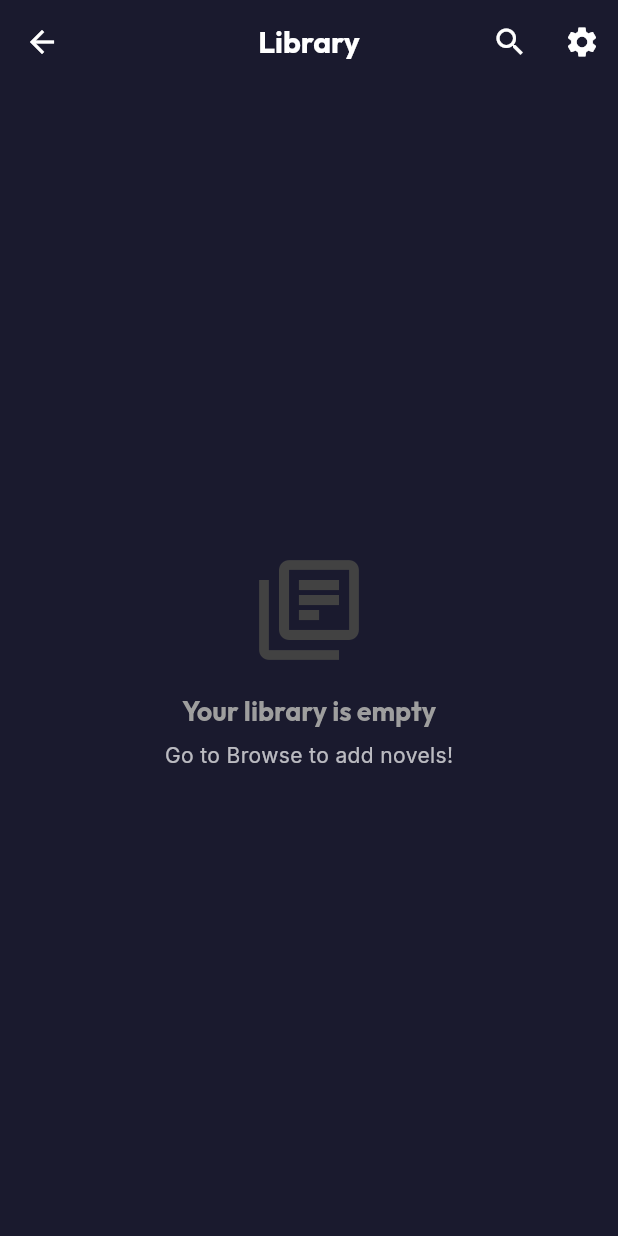
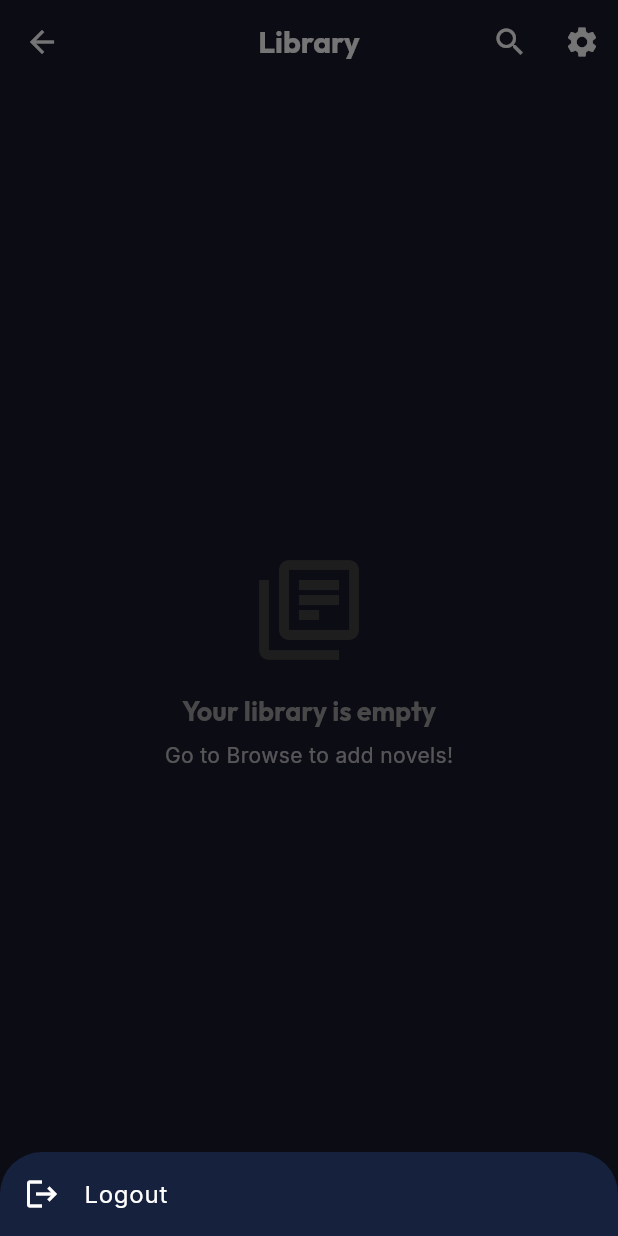
Before and after one commit to Zankcry/Yomi, a Flutter app: the LibraryScreen screen opened directly, after a tap on the "settings" icon, on a phone screen of 412 x 824 dp. Run offline on Flutter 3.47's test engine with Material 3 defaults, Android fonts, the phone set to English and light mode, and no system bars; our stand-ins replace google_fonts; accounts and stored records are empty.

Commit message:
implement log out function

```diff
--- a/yomi_app/lib/screens/library_screen.dart
+++ b/yomi_app/lib/screens/library_screen.dart
@@ -1,6 +1,7 @@
 import 'package:flutter/material.dart';
 import 'package:provider/provider.dart';
 import '../providers/library_provider.dart';
+import '../providers/auth_provider.dart';
 import '../services/api_service.dart';
 import '../widgets/novel_card.dart';
 import '../models/novel.dart';
@@ -26,9 +27,7 @@ class LibraryScreen extends StatelessWidget {
           ),
           IconButton(
             icon: const Icon(Icons.settings),
-            onPressed: () {
-              // TODO: Implement settings
-            },
+            onPressed: () => _showSettingsMenu(context),
           ),
         ],
       ),
@@ -51,7 +50,11 @@ class LibraryScreen extends StatelessWidget {
                   future: apiService.getNovel(entry.novelId),
                   builder: (context, snapshot) {
                     if (!snapshot.hasData) {
-                          return const Card(child: Center(child: CircularProgressIndicator(strokeWidth: 2)));
+                      return const Card(
+                        child: Center(
+                          child: CircularProgressIndicator(strokeWidth: 2),
+                        ),
+                      );
                     }
                     final novel = snapshot.data!;
                     return NovelCard(
@@ -61,7 +64,8 @@ class LibraryScreen extends StatelessWidget {
                         Navigator.push(
                           context,
                           MaterialPageRoute(
-                                builder: (context) => NovelDetailScreen(novel: novel),
+                            builder: (context) =>
+                                NovelDetailScreen(novel: novel),
                           ),
                         );
                       },
@@ -82,7 +86,9 @@ class LibraryScreen extends StatelessWidget {
           const SizedBox(height: 16),
           Text(
             'Your library is empty',
-            style: Theme.of(context).textTheme.titleLarge?.copyWith(color: Colors.grey),
+            style: Theme.of(
+              context,
+            ).textTheme.titleLarge?.copyWith(color: Colors.grey),
           ),
           const SizedBox(height: 8),
           const Text('Go to Browse to add novels!'),
@@ -90,4 +96,48 @@ class LibraryScreen extends StatelessWidget {
       ),
     );
   }
+
+  void _showSettingsMenu(BuildContext context) {
+    showModalBottomSheet(
+      context: context,
+      builder: (context) => SafeArea(
+        child: Column(
+          mainAxisSize: MainAxisSize.min,
+          children: [
+            ListTile(
+              leading: const Icon(Icons.logout),
+              title: const Text('Logout'),
+              onTap: () {
+                Navigator.pop(context);
+                _showLogoutConfirmation(context);
+              },
+            ),
+          ],
+        ),
+      ),
+    );
   }
+
+  void _showLogoutConfirmation(BuildContext context) {
+    showDialog(
+      context: context,
+      builder: (context) => AlertDialog(
+        title: const Text('Logout'),
+        content: const Text('Are you sure you want to logout?'),
+        actions: [
+          TextButton(
+            onPressed: () => Navigator.pop(context),
+            child: const Text('Cancel'),
+          ),
+          TextButton(
+            onPressed: () {
+              Navigator.pop(context);
+              Provider.of<AuthProvider>(context, listen: false).signOut();
+            },
+            child: const Text('Logout'),
+          ),
+        ],
+      ),
+    );
+  }
+}
```
Lines whose indentation alone changed are shown as unchanged.
